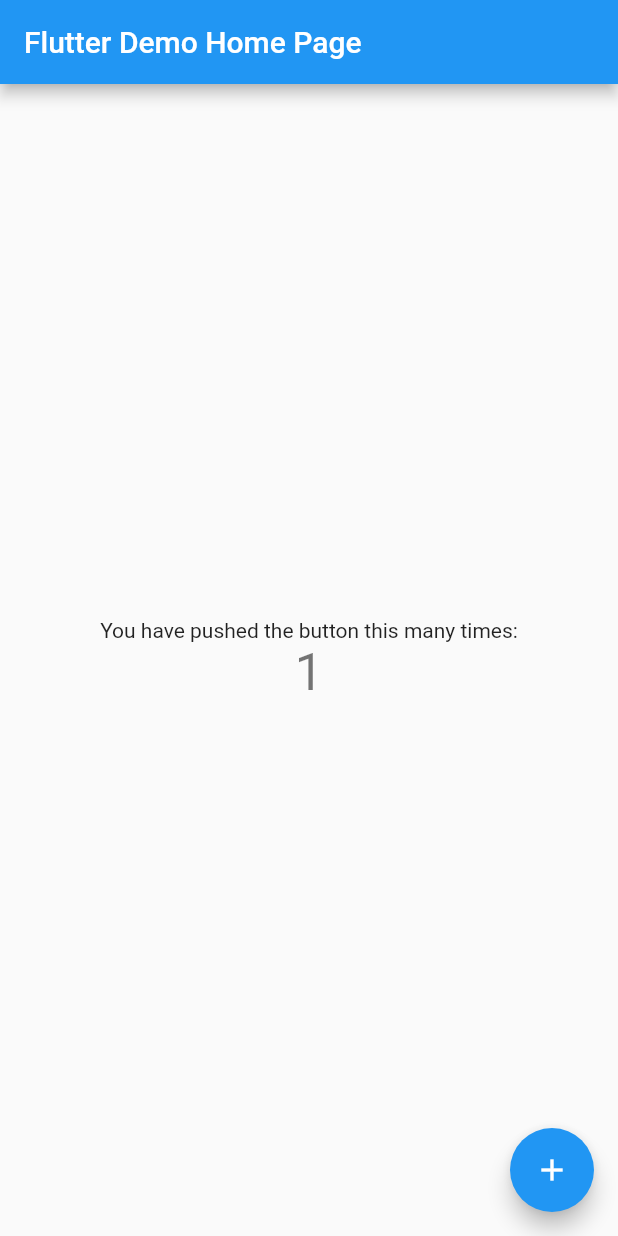
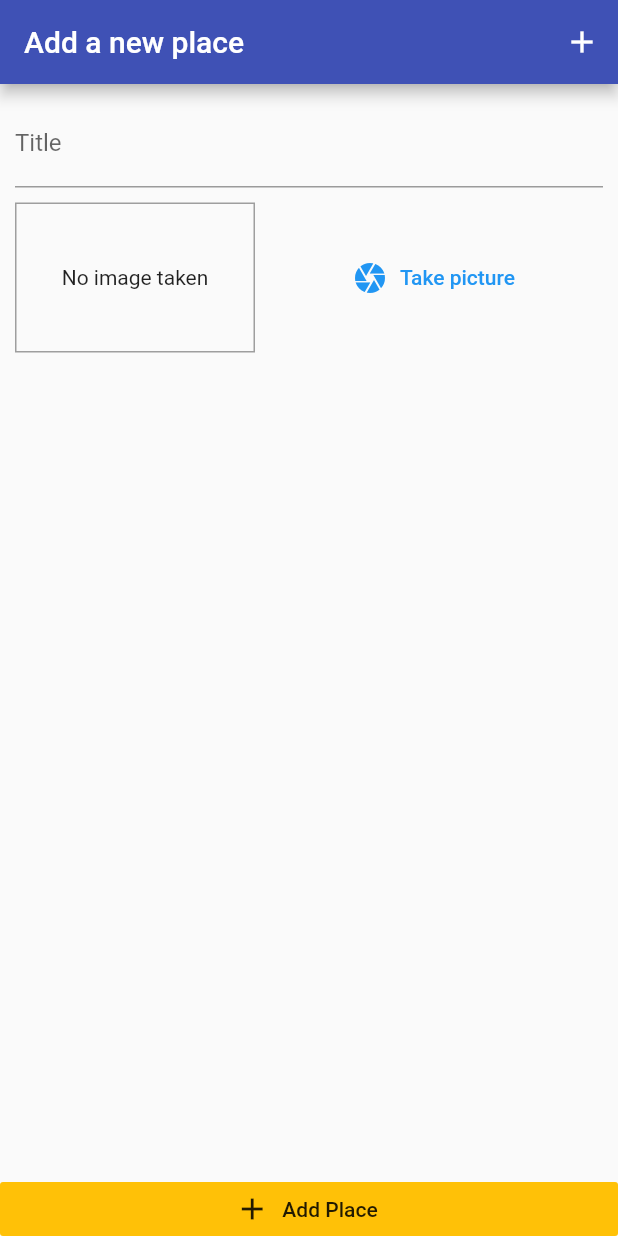
Before and after one commit to constantinLu/great-places, a Flutter app: the screen it shows after launch, after a tap on the "add" icon, on a phone screen of 412 x 824 dp. Run offline on Flutter 3.47's test engine with Material 2 defaults, Android fonts, the phone set to English and light mode, and no system bars.

Commit message:
GP-297 - added Image_input

```diff
--- a/lib/main.dart
+++ b/lib/main.dart
@@ -1,4 +1,8 @@
 import 'package:flutter/material.dart';
+import 'package:great_places/providers/great_places.dart';
+import 'package:great_places/screens/add_place_screen.dart';
+import 'package:great_places/screens/places_list_screen.dart';
+import 'package:provider/provider.dart';
 
 void main() {
   runApp(const MyApp());
@@ -10,106 +14,17 @@
   // This widget is the root of your application.
   @override
   Widget build(BuildContext context) {
-    return MaterialApp(
-      title: 'Flutter Demo',
-      theme: ThemeData(
-        // This is the theme of your application.
-        //
-        // Try running your application with "flutter run". You'll see the
-        // application has a blue toolbar. Then, without quitting the app, try
-        // changing the primarySwatch below to Colors.green and then invoke
-        // "hot reload" (press "r" in the console where you ran "flutter run",
-        // or simply save your changes to "hot reload" in a Flutter IDE).
-        // Notice that the counter didn't reset back to zero; the application
-        // is not restarted.
-        primarySwatch: Colors.blue,
+    return ChangeNotifierProvider.value(
+      value: GreatPlaces(),
+      child: MaterialApp(
+        debugShowCheckedModeBanner: false,
+        title: 'Great Places',
+        theme: ThemeData(
+            colorScheme: ColorScheme.fromSwatch(primarySwatch: Colors.indigo)
+                .copyWith(secondary: Colors.amber)),
+        home: PlacesListScreen(),
+        routes: {AddPlacesScreen.ADD_PLACES_ROUTE: (ctx) => AddPlacesScreen()},
       ),
-      home: const MyHomePage(title: 'Flutter Demo Home Page'),
     );
   }
 }
-
-class MyHomePage extends StatefulWidget {
-  const MyHomePage({Key? key, required this.title}) : super(key: key);
-
-  // This widget is the home page of your application. It is stateful, meaning
-  // that it has a State object (defined below) that contains fields that affect
-  // how it looks.
-
-  // This class is the configuration for the state. It holds the values (in this
-  // case the title) provided by the parent (in this case the App widget) and
-  // used by the build method of the State. Fields in a Widget subclass are
-  // always marked "final".
-
-  final String title;
-
-  @override
-  State<MyHomePage> createState() => _MyHomePageState();
-}
-
-class _MyHomePageState extends State<MyHomePage> {
-  int _counter = 0;
-
-  void _incrementCounter() {
-    setState(() {
-      // This call to setState tells the Flutter framework that something has
-      // changed in this State, which causes it to rerun the build method below
-      // so that the display can reflect the updated values. If we changed
-      // _counter without calling setState(), then the build method would not be
-      // called again, and so nothing would appear to happen.
-      _counter++;
-    });
-  }
-
-  @override
-  Widget build(BuildContext context) {
-    // This method is rerun every time setState is called, for instance as done
-    // by the _incrementCounter method above.
-    //
-    // The Flutter framework has been optimized to make rerunning build methods
-    // fast, so that you can just rebuild anything that needs updating rather
-    // than having to individually change instances of widgets.
-    return Scaffold(
-      appBar: AppBar(
-        // Here we take the value from the MyHomePage object that was created by
-        // the App.build method, and use it to set our appbar title.
-        title: Text(widget.title),
-      ),
-      body: Center(
-        // Center is a layout widget. It takes a single child and positions it
-        // in the middle of the parent.
-        child: Column(
-          // Column is also a layout widget. It takes a list of children and
-          // arranges them vertically. By default, it sizes itself to fit its
-          // children horizontally, and tries to be as tall as its parent.
-          //
-          // Invoke "debug painting" (press "p" in the console, choose the
-          // "Toggle Debug Paint" action from the Flutter Inspector in Android
-          // Studio, or the "Toggle Debug Paint" command in Visual Studio Code)
-          // to see the wireframe for each widget.
-          //
-          // Column has various properties to control how it sizes itself and
-          // how it positions its children. Here we use mainAxisAlignment to
-          // center the children vertically; the main axis here is the vertical
-          // axis because Columns are vertical (the cross axis would be
-          // horizontal).
-          mainAxisAlignment: MainAxisAlignment.center,
-          children: <Widget>[
-            const Text(
-              'You have pushed the button this many times:',
-            ),
-            Text(
-              '$_counter',
-              style: Theme.of(context).textTheme.headline4,
-            ),
-          ],
-        ),
-      ),
-      floatingActionButton: FloatingActionButton(
-        onPressed: _incrementCounter,
-        tooltip: 'Increment',
-        child: const Icon(Icons.add),
-      ), // This trailing comma makes auto-formatting nicer for build methods.
-    );
-  }
-}
--- /dev/null
+++ b/lib/models/place.dart
@@ -0,0 +1,24 @@
+import 'dart:io';
+
+import 'package:flutter/cupertino.dart';
+
+class Place {
+  final String id;
+  final String title;
+  final PlaceLocation location;
+  final File image;
+
+  Place(
+      {required this.id,
+      required this.title,
+      required this.location,
+      required this.image});
+}
+
+class PlaceLocation {
+  final double latitude;
+  final double longitude;
+  final String address;
+
+  PlaceLocation.name(this.latitude, this.longitude, this.address);
+}
--- /dev/null
+++ b/lib/providers/great_places.dart
@@ -0,0 +1,10 @@
+import 'package:flutter/foundation.dart';
+import 'package:great_places/models/place.dart';
+
+class GreatPlaces with ChangeNotifier {
+  List<Place> _items = [];
+
+  List<Place> get items {
+    return [...items]; // a copy of the items
+  }
+}
--- /dev/null
+++ b/lib/screens/add_place_screen.dart
@@ -0,0 +1,65 @@
+import 'package:flutter/cupertino.dart';
+import 'package:flutter/material.dart';
+import 'package:great_places/widgets/image_input.dart';
+
+class AddPlacesScreen extends StatefulWidget {
+  const AddPlacesScreen({Key? key}) : super(key: key);
+
+  static const ADD_PLACES_ROUTE = '/add-places';
+
+  @override
+  State<AddPlacesScreen> createState() => _AddPlacesScreenState();
+}
+
+class _AddPlacesScreenState extends State<AddPlacesScreen> {
+  final _titlController = TextEditingController();
+
+  @override
+  Widget build(BuildContext context) {
+    return Scaffold(
+      appBar: AppBar(
+        title: const Text('Add a new place'),
+        actions: [
+          IconButton(
+            icon: const Icon(Icons.add),
+            onPressed: () {},
+          ),
+        ],
+      ),
+      body: Column(
+        crossAxisAlignment: CrossAxisAlignment.stretch,
+        children: [
+          Expanded(
+            child: SingleChildScrollView(
+              child: Padding(
+                padding: const EdgeInsets.all(10),
+                child: Column(
+                  children: [
+                    TextField(
+                      decoration: const InputDecoration(labelText: 'Title'),
+                      controller: _titlController,
+                    ),
+                    const SizedBox(
+                      height: 10,
+                    ),
+                    ImageInput(),
+                  ],
+                ),
+              ),
+            ),
+          ),
+          RaisedButton.icon(
+            icon: const Icon(Icons.add),
+            label: const Text('Add Place'),
+            elevation: 0,
+            materialTapTargetSize: MaterialTapTargetSize.shrinkWrap,
+            color: Theme.of(context).colorScheme.secondary,
+            onPressed: () {
+              //TODO:
+            },
+          ),
+        ],
+      ),
+    );
+  }
+}
--- /dev/null
+++ b/lib/screens/places_list_screen.dart
@@ -0,0 +1,24 @@
+import 'package:flutter/cupertino.dart';
+import 'package:flutter/material.dart';
+import 'package:great_places/screens/add_place_screen.dart';
+
+class PlacesListScreen extends StatelessWidget {
+  const PlacesListScreen({Key? key}) : super(key: key);
+
+  @override
+  Widget build(BuildContext context) {
+    return Scaffold(
+      appBar: AppBar(
+        title: const Text('Your Places'),
+        actions: [
+          IconButton(
+            icon: const Icon(Icons.add),
+            onPressed: () {
+              Navigator.of(context).popAndPushNamed(AddPlacesScreen.ADD_PLACES_ROUTE);
+            },
+          ),
+        ],
+      ),
+    );
+  }
+}
--- /dev/null
+++ b/lib/widgets/image_input.dart
@@ -0,0 +1,50 @@
+import 'dart:io';
+
+import 'package:flutter/material.dart';
+
+class ImageInput extends StatefulWidget {
+  const ImageInput({Key? key}) : super(key: key);
+
+  @override
+  _ImageInputState createState() => _ImageInputState();
+}
+
+class _ImageInputState extends State<ImageInput> {
+  File? _storedImage;
+
+  @override
+  Widget build(BuildContext context) {
+    return Row(
+      children: [
+        Container(
+          width: 160,
+          height: 100,
+          decoration: BoxDecoration(
+            border: Border.all(width: 1, color: Colors.grey),
+          ),
+          child: _storedImage != null
+              ? Image.file(
+                  _storedImage!,
+                  fit: BoxFit.cover,
+                  width: double.infinity,
+                )
+              : const Text(
+                  "No image taken",
+                  textAlign: TextAlign.center,
+                ),
+          alignment: Alignment.center,
+        ),
+        const SizedBox(
+          width: 10,
+        ),
+        Expanded(
+          child: FlatButton.icon(
+              onPressed: () {},
+              label: const Text('Take picture'),
+              icon: const Icon(Icons.camera),
+              textColor: Theme.of(context).primaryColor),
+        ),
+      ],
+    );
+  }
+}
--- a/pubspec.yaml
+++ b/pubspec.yaml
@@ -34,6 +34,8 @@
   # The following adds the Cupertino Icons font to your application.
   # Use with the CupertinoIcons class for iOS style icons.
   cupertino_icons: ^1.0.2
+  provider: ^6.0.1
+  image_picker: ^0.8.4+4
 
 dev_dependencies:
   flutter_test:
```
Also changed, not shown: lib/screens/places_detail_screen.dart (added), pubspec.lock.
